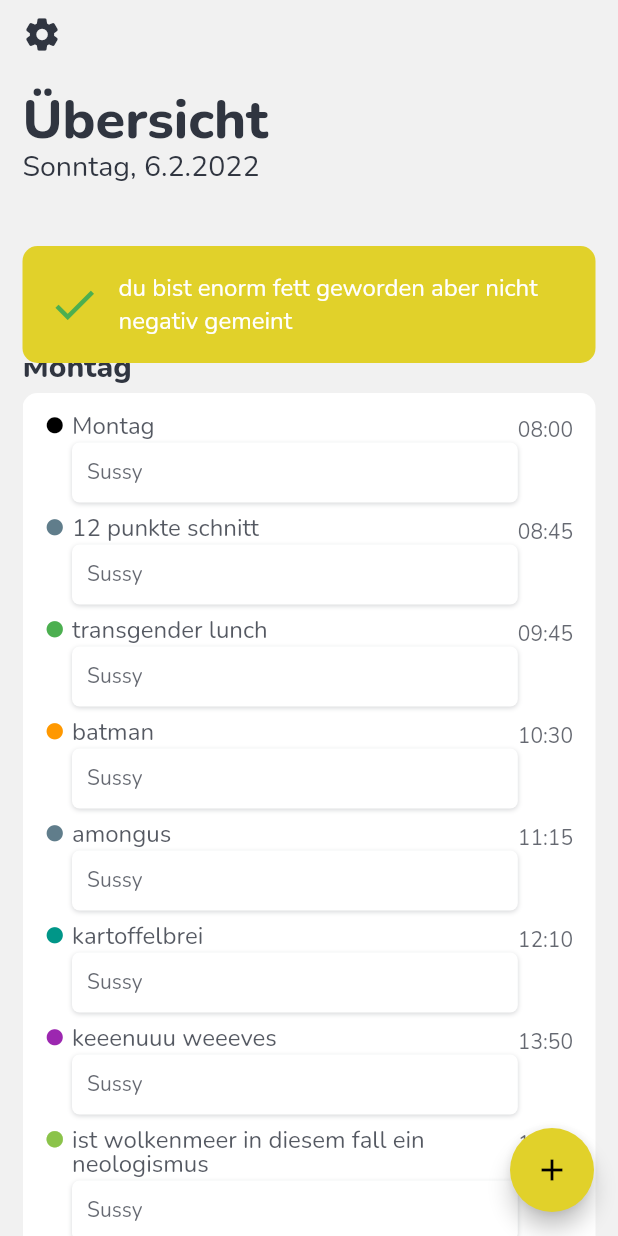
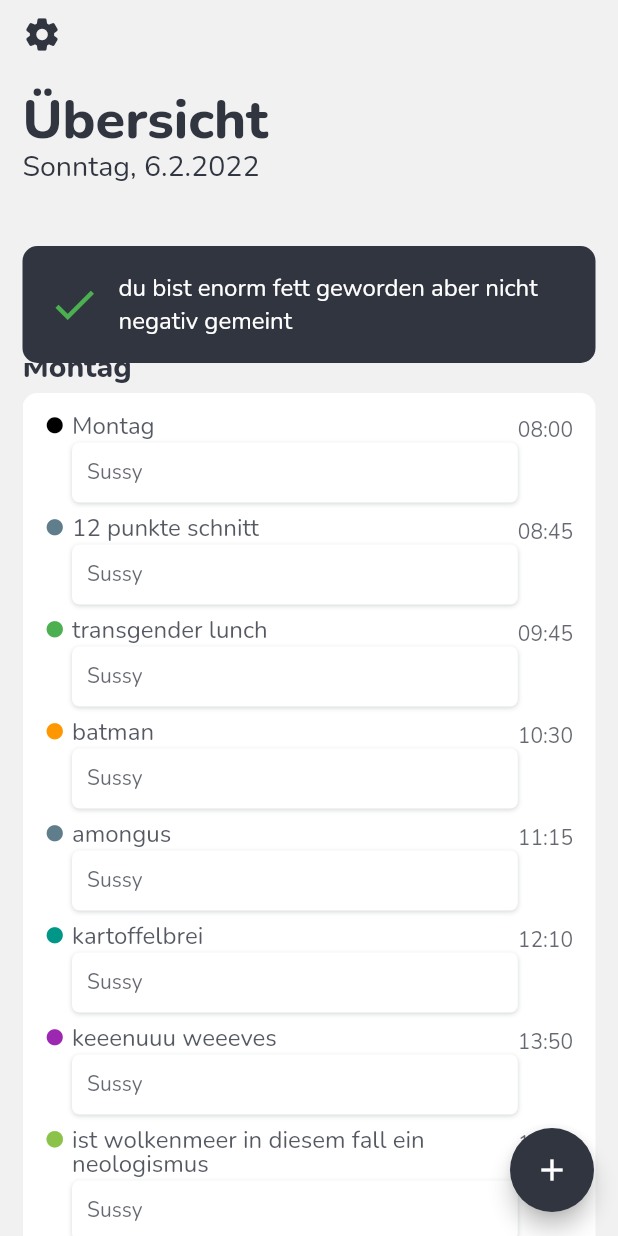
Before and after one commit to brainHausaufgaben/app, a Flutter app: the screen it shows after launch, on a phone screen of 412 x 824 dp. Run offline on Flutter 3.47's test engine with Material 2 defaults, Android fonts, the phone set to English and light mode, and no system bars.

Commit message:
ich weiß halt lustigerweise nicht mal ob ich überhaupt was geändert hab

```diff
--- a/lib/Backend/theming.dart
+++ b/lib/Backend/theming.dart
@@ -7,7 +7,7 @@ AppDesign currentDesign = AppDesign();
 
 class AppDesign with ChangeNotifier {
   static bool darkMode = SchedulerBinding.instance!.window.platformBrightness == Brightness.dark;
-  static DesignPackage current = Designs.yelo;
+  static DesignPackage current = Designs.monochromeTheme;
 
   void toggleTheme(DesignPackage designPackage) {
     current = designPackage;
@@ -31,6 +31,9 @@ class Designs {
   );
   static DesignPackage greenDarkTheme = generateDesign(
       const Color(0xFF82A914), const Color(0xFF15161D), const Color(0xFF1C1D24), const Color(0xFFFFFFFF), const Color(0xFF212229)
+  );
+  static DesignPackage richtigFuckingEkelhaftesTheme = generateDesign(
+      const Color(0xFF0225E0), const Color(0xFF43A606), const Color(0xFF9F1B7E), const Color(0xFFF80202), const Color(0xFF07B0AA)
   );
 
   static List<DesignPackage> themeList = [monochromeTheme, weirdPurpleThemeIDK, purpleThemeButLightMode, greenDarkTheme];
--- a/lib/Components/dismissable_box.dart
+++ b/lib/Components/dismissable_box.dart
@@ -9,29 +9,29 @@ class DismissableBox extends StatelessWidget {
     return Padding(
         padding: const EdgeInsets.only(top: 2),
         child: Dismissible(
+            secondaryBackground: Container(
+                decoration: BoxDecoration(
+                  borderRadius: BorderRadius.circular(5),
+                  color: Colors.yellow,
+                ),
+                child: const Padding(
+                  padding: EdgeInsets.only(right: 10),
+                  child: Align(
+                      child: Icon(Icons.access_time, color: Colors.black),
+                      alignment: Alignment.centerRight
+                  ),
+                )
+            ),
             background: Container(
                 decoration: BoxDecoration(
                   borderRadius: BorderRadius.circular(5),
-                  color: Colors.red,
+                  color: Colors.green,
                 ),
                 child: const Padding(
                   padding: EdgeInsets.only(left: 10),
                   child: Align(
-                      child: Icon(Icons.delete, color: Colors.white),
+                      child: Icon(Icons.check_circle, color: Colors.white),
                       alignment: Alignment.centerLeft
-                  ),
-                )
-            ),
-            secondaryBackground: Container(
-                decoration: BoxDecoration(
-                  borderRadius: BorderRadius.circular(5),
-                  color: Colors.red,
-                ),
-                child: const Padding(
-                  padding: EdgeInsets.only(right: 10),
-                  child: Align(
-                      child: Icon(Icons.delete, color: Colors.white),
-                      alignment: Alignment.centerRight
                   ),
                 )
             ),
```
